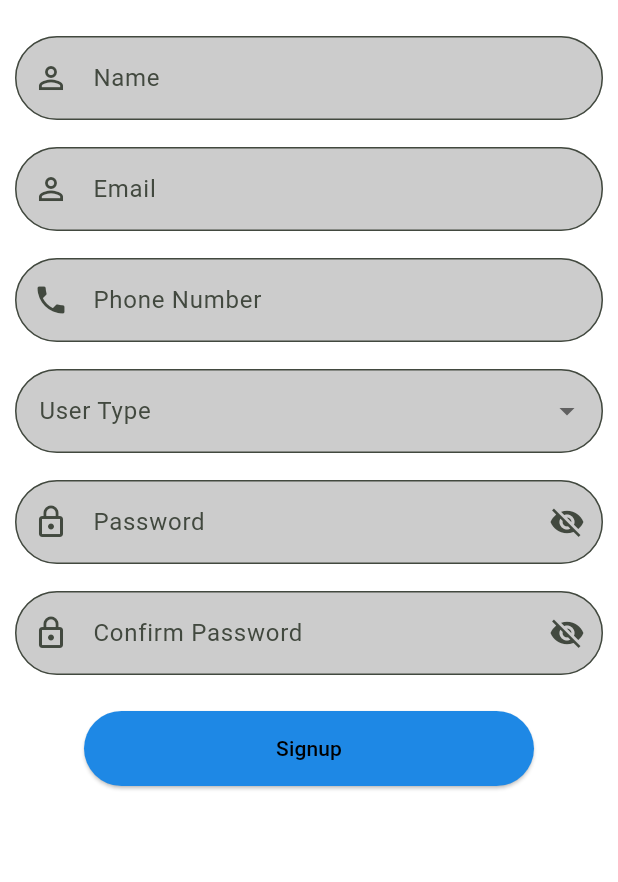
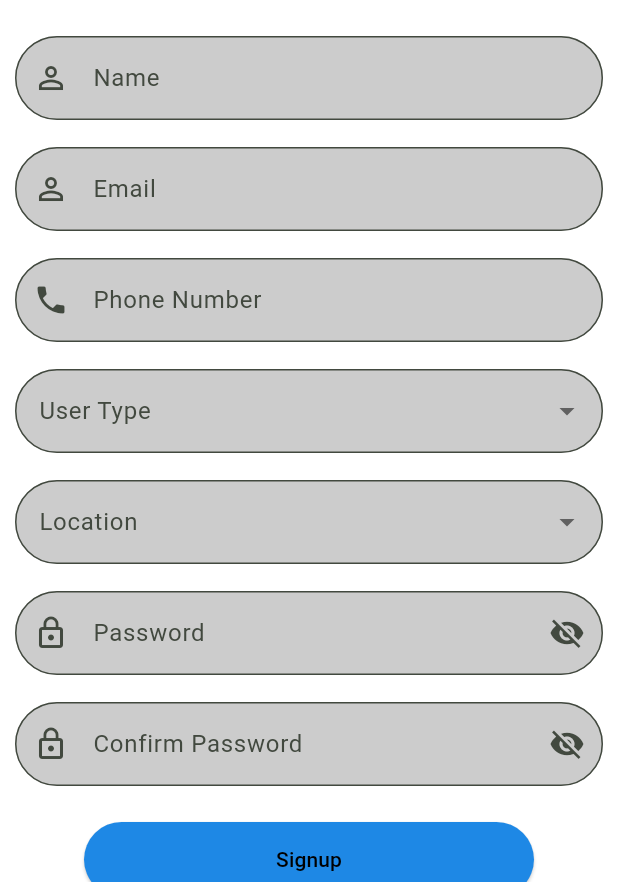
Before and after one commit to KJBotheju/modern_landscaping, a Flutter app: the SignupPage screen opened directly, on a phone screen of 412 x 824 dp, the part 354-1236 px from its top. Run offline on Flutter 3.47's test engine with Material 3 defaults, Android fonts, the phone set to English and light mode, and no system bars; our stand-ins replace carousel_slider, cloud_firestore, firebase_auth, firebase_core, shared_preferences; accounts and stored records are empty.

Commit message:
add location

```diff
--- a/lib/pages/Location.dart
+++ b/lib/pages/Location.dart
@@ -41,8 +41,7 @@ class _LocationState extends State<Location> {
     Navigator.push(
       context,
       MaterialPageRoute(
-        builder: (context) =>
-            Products(location: location), // Pass selected location
+        builder: (context) => Products(), // Pass selected location
       ),
     );
   }
--- a/lib/pages/SignUpPage.dart
+++ b/lib/pages/SignUpPage.dart
@@ -25,6 +25,7 @@ class _SignupPageState extends State<SignupPage> {
   bool _isPasswordVisible = false;
   bool _isConfirmPasswordVisible = false;
   String? _selectedUserType;
+  String? _selectedLocation;
 
   Future<void> _signUp() async {
     try {
@@ -33,7 +34,8 @@ class _SignupPageState extends State<SignupPage> {
           _numberController.text.isEmpty ||
           _passwordController.text.isEmpty ||
           _confirmPasswordController.text.isEmpty ||
-          _selectedUserType == null) {
+          _selectedUserType == null ||
+          _selectedLocation == null) {
         ScaffoldMessenger.of(context).showSnackBar(
           SnackBar(
             content: Text('Please fill in all fields.'),
@@ -65,6 +67,7 @@ class _SignupPageState extends State<SignupPage> {
         'email': _emailController.text,
         'number': _numberController.text,
         'userType': _selectedUserType,
+        'location': _selectedLocation,
       });
 
       ScaffoldMessenger.of(context).showSnackBar(
@@ -223,6 +226,37 @@ class _SignupPageState extends State<SignupPage> {
               SizedBox(height: 10),
               Padding(
                 padding: EdgeInsets.symmetric(horizontal: 10, vertical: 4),
+                child: DropdownButtonFormField<String>(
+                  value: _selectedLocation,
+                  items: [
+                    'Colombo',
+                    'Kandy',
+                    'Galle',
+                    'Matara',
+                  ].map((String value) {
+                    return DropdownMenuItem<String>(
+                      value: value,
+                      child: Text(value),
+                    );
+                  }).toList(),
+                  onChanged: (newValue) {
+                    setState(() {
+                      _selectedLocation = newValue;
+                    });
+                  },
+                  decoration: InputDecoration(
+                    labelText: 'Location',
+                    filled: true,
+                    fillColor: Colors.black.withOpacity(0.2),
+                    border: OutlineInputBorder(
+                      borderRadius: BorderRadius.circular(30),
+                    ),
+                  ),
+                ),
+              ),
+              SizedBox(height: 10),
+              Padding(
+                padding: EdgeInsets.symmetric(horizontal: 10, vertical: 4),
                 child: TextField(
                   controller: _passwordController,
                   style: TextStyle(
```
Also changed, not shown: lib/products/allproducts.dart (+19 -7 lines), lib/products/products.dart (+25 -18 lines).
